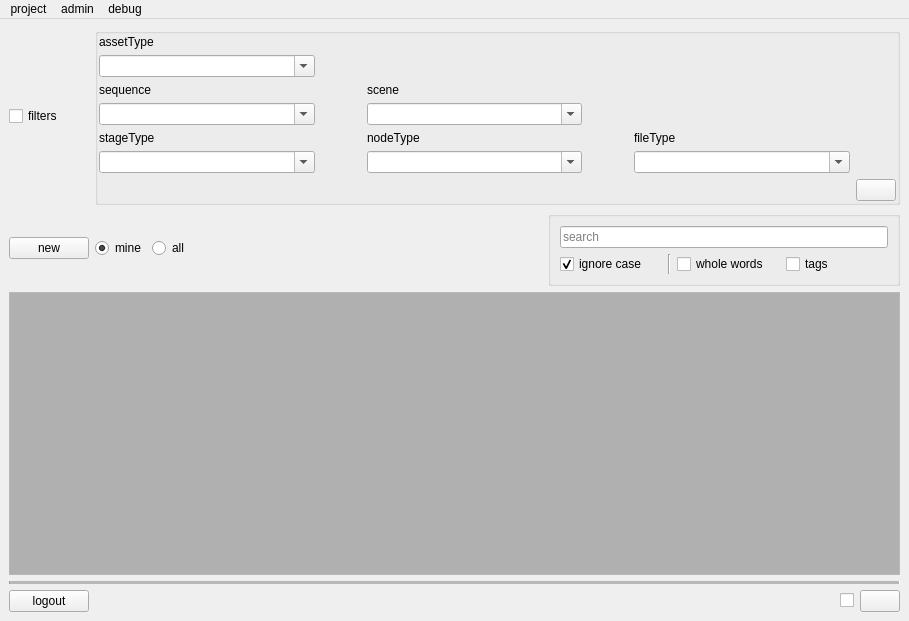
aumanimationstudios/rbhus, file rbhusUI/lib/rbhusPipeMainMod.ui: the form before one commit.
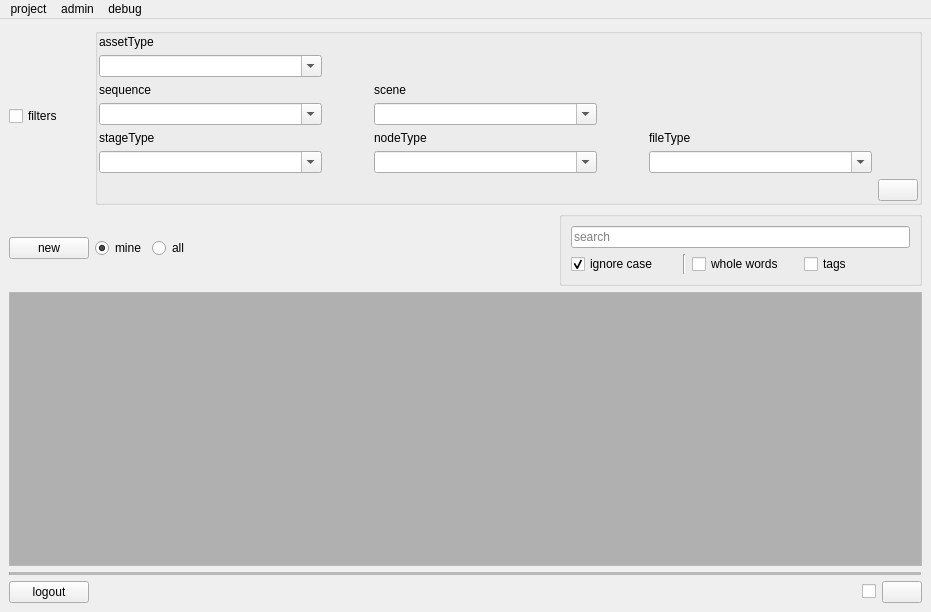
The form after the commit.

The edit to the form file:
```diff
--- a/rbhusUI/lib/rbhusPipeMainMod.ui
+++ b/rbhusUI/lib/rbhusPipeMainMod.ui
@@ -9,8 +9,8 @@
    <rect>
     <x>0</x>
     <y>0</y>
-    <width>909</width>
-    <height>621</height>
+    <width>931</width>
+    <height>612</height>
    </rect>
   </property>
   <property name="sizePolicy">
@@ -64,6 +64,12 @@
     </item>
     <item row="10" column="0" colspan="5">
      <widget class="QTableWidget" name="tableWidget">
+      <property name="sizePolicy">
+       <sizepolicy hsizetype="Expanding" vsizetype="Expanding">
+        <horstretch>0</horstretch>
+        <verstretch>0</verstretch>
+       </sizepolicy>
+      </property>
       <property name="palette">
        <palette>
         <active>
@@ -248,6 +254,9 @@
        </item>
        <item row="6" column="1">
         <widget class="QComboBox" name="comboStageType">
+         <property name="enabled">
+          <bool>true</bool>
+         </property>
          <property name="sizePolicy">
           <sizepolicy hsizetype="MinimumExpanding" vsizetype="Fixed">
            <horstretch>0</horstretch>
@@ -260,6 +269,9 @@
          <property name="insertPolicy">
           <enum>QComboBox::InsertAlphabetically</enum>
          </property>
+         <property name="frame">
+          <bool>true</bool>
+         </property>
         </widget>
        </item>
        <item row="5" column="1">
@@ -647,8 +659,8 @@
     <rect>
      <x>0</x>
      <y>0</y>
-     <width>909</width>
-     <height>20</height>
+     <width>931</width>
+     <height>21</height>
     </rect>
    </property>
    <widget class="QMenu" name="menuAdmin">
```
